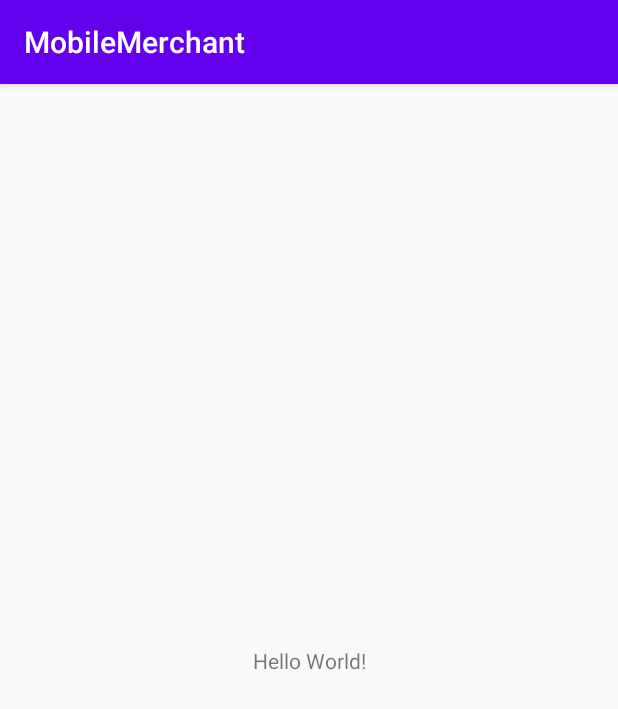
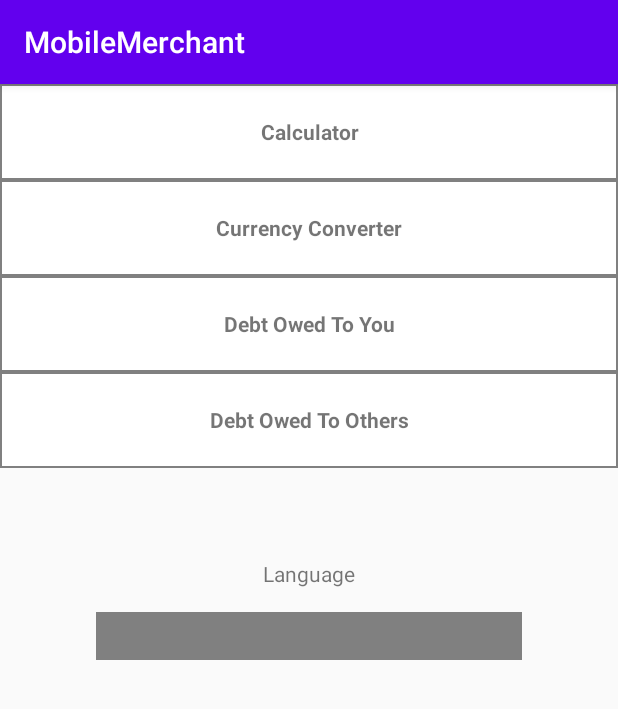
Before and after one commit to EWCMF/MobileMerchant, an Android app: the screen it shows after launch (MainActivity), on a phone screen of 412 x 824 dp. Shown: the top 709 px of the screen. Run offline under Robolectric (Android 15) with nearby library versions, the phone set to English and light mode, and no system bars.

Commit message:
Added XML.

```diff
--- a/app/build.gradle
+++ b/app/build.gradle
@@ -31,4 +31,14 @@ dependencies {
     testImplementation 'junit:junit:4.12'
     androidTestImplementation 'androidx.test.ext:junit:1.1.1'
     androidTestImplementation 'androidx.test.espresso:espresso-core:3.2.0'
+
+    // Room library
+    def room_version = "2.2.5"
+
+    implementation "androidx.room:room-runtime:$room_version"
+    annotationProcessor "androidx.room:room-compiler:$room_version" // For Kotlin use kapt instead of annotationProcessor
+
+    // Test helpers
+    testImplementation "androidx.room:room-testing:$room_version"
+
 }
--- /dev/null
+++ b/app/src/main/res/drawable/back.xml
@@ -0,0 +1,5 @@
+<?xml version="1.0" encoding="utf-8"?>
+    <shape xmlns:android="http://schemas.android.com/apk/res/android" android:shape="rectangle" >
+        <solid android:color="@android:color/white" />
+        <stroke android:width="1dip" android:color="#808080"/>
+    </shape>
--- a/app/src/main/res/layout/activity_main.xml
+++ b/app/src/main/res/layout/activity_main.xml
@@ -7,12 +7,87 @@
     tools:context=".MainActivity">
 
     <TextView
+        android:id="@+id/textView4"
+        android:layout_width="0dp"
+        android:layout_height="64dp"
+        android:background="@drawable/back"
+        android:gravity="center"
+        android:text="@string/debtOwedToOthersTitle"
+        android:textStyle="bold"
+        app:layout_constraintEnd_toEndOf="parent"
+        app:layout_constraintHorizontal_bias="0.0"
+        app:layout_constraintLeft_toLeftOf="parent"
+        app:layout_constraintRight_toRightOf="parent"
+        app:layout_constraintStart_toStartOf="parent"
+        app:layout_constraintTop_toBottomOf="@+id/textView3" />
+
+    <TextView
+        android:id="@+id/textView3"
+        android:layout_width="0dp"
+        android:layout_height="64dp"
+        android:background="@drawable/back"
+        android:gravity="center"
+        android:text="@string/debtOwedToYouTitle"
+        android:textStyle="bold"
+        app:layout_constraintEnd_toEndOf="parent"
+        app:layout_constraintHorizontal_bias="0.0"
+        app:layout_constraintLeft_toLeftOf="parent"
+        app:layout_constraintRight_toRightOf="parent"
+        app:layout_constraintStart_toStartOf="parent"
+        app:layout_constraintTop_toBottomOf="@+id/textView" />
+
+    <TextView
+        android:id="@+id/textView2"
+        android:layout_width="0dp"
+        android:layout_height="64dp"
+        android:background="@drawable/back"
+        android:gravity="center"
+        android:text="@string/calculatorTitle"
+        android:textStyle="bold"
+        app:layout_constraintBottom_toBottomOf="parent"
+        app:layout_constraintEnd_toEndOf="parent"
+        app:layout_constraintHorizontal_bias="0.0"
+        app:layout_constraintLeft_toLeftOf="parent"
+        app:layout_constraintRight_toRightOf="parent"
+        app:layout_constraintStart_toStartOf="parent"
+        app:layout_constraintTop_toTopOf="parent"
+        app:layout_constraintVertical_bias="0.0" />
+
+    <TextView
+        android:id="@+id/textView"
+        android:layout_width="0dp"
+        android:layout_height="64dp"
+        android:gravity="center"
+        android:text="@string/CurrencyConverterTitle"
+        android:textStyle="bold"
+        android:background="@drawable/back"
+        app:layout_constraintEnd_toEndOf="parent"
+        app:layout_constraintStart_toStartOf="parent"
+        app:layout_constraintTop_toBottomOf="@+id/textView2" />
+
+    <Spinner
+        android:id="@+id/spinner"
+        android:layout_width="0dp"
+        android:layout_height="32dp"
+        android:layout_marginStart="64dp"
+        android:layout_marginEnd="64dp"
+        android:background="#808080"
+        app:layout_constraintBottom_toBottomOf="parent"
+        app:layout_constraintEnd_toEndOf="parent"
+        app:layout_constraintStart_toStartOf="parent"
+        app:layout_constraintTop_toBottomOf="@+id/textView4"
+        app:layout_constraintVertical_bias="0.2" />
+
+    <TextView
+        android:id="@+id/textView5"
         android:layout_width="wrap_content"
         android:layout_height="wrap_content"
-        android:text="Hello World!"
-        app:layout_constraintBottom_toBottomOf="parent"
-        app:layout_constraintLeft_toLeftOf="parent"
-        app:layout_constraintRight_toRightOf="parent"
-        app:layout_constraintTop_toTopOf="parent" />
+        android:layout_marginBottom="16dp"
+        android:text="@string/languageTitle"
+        app:layout_constraintBottom_toTopOf="@+id/spinner"
+        app:layout_constraintEnd_toEndOf="parent"
+        app:layout_constraintStart_toStartOf="parent"
+        app:layout_constraintTop_toBottomOf="@+id/textView4"
+        app:layout_constraintVertical_bias="1.0" />
 
 </androidx.constraintlayout.widget.ConstraintLayout>
--- a/app/src/main/res/values/strings.xml
+++ b/app/src/main/res/values/strings.xml
@@ -1,3 +1,13 @@
 <resources>
     <string name="app_name">MobileMerchant</string>
+    <string name="calculatorTitle">Calculator</string>
+    <string name="CurrencyConverterTitle">Currency Converter</string>
+    <string name="debtOwedToYouTitle">Debt Owed To You</string>
+    <string name="debtOwedToOthersTitle">Debt Owed To Others</string>
+    <string name="languageTitle">Language</string>
+    <string-array name="languageChoices">
+        <item>English</item>
+        <item>Danish</item>
+        <item>Hebrew</item>
+    </string-array>
 </resources>
```
